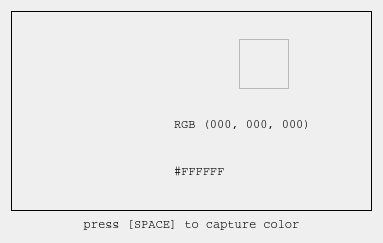
Old version of the form forms/colorpicker.ui in the repository huderlem/porymap.
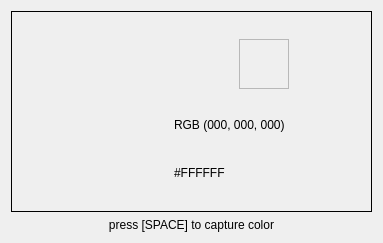
New version of the form.

Commit message: Replace fonts specified in forms

Patch:
```diff
--- a/forms/colorpicker.ui
+++ b/forms/colorpicker.ui
@@ -169,11 +169,6 @@
          </item>
          <item>
           <widget class="QLabel" name="label_RGB">
-           <property name="font">
-            <font>
-             <family>Courier</family>
-            </font>
-           </property>
            <property name="text">
             <string>RGB (000, 000, 000)</string>
            </property>
@@ -181,11 +176,6 @@
          </item>
          <item>
           <widget class="QLabel" name="label_HEX">
-           <property name="font">
-            <font>
-             <family>Courier</family>
-            </font>
-           </property>
            <property name="text">
             <string>#FFFFFF</string>
            </property>
@@ -199,11 +189,6 @@
    </item>
    <item>
     <widget class="QLabel" name="label_SPACE">
-     <property name="font">
-      <font>
-       <family>Courier</family>
-      </font>
-     </property>
      <property name="text">
       <string>press [SPACE] to capture color</string>
      </property>
```
The commit also changes 3 other files.
